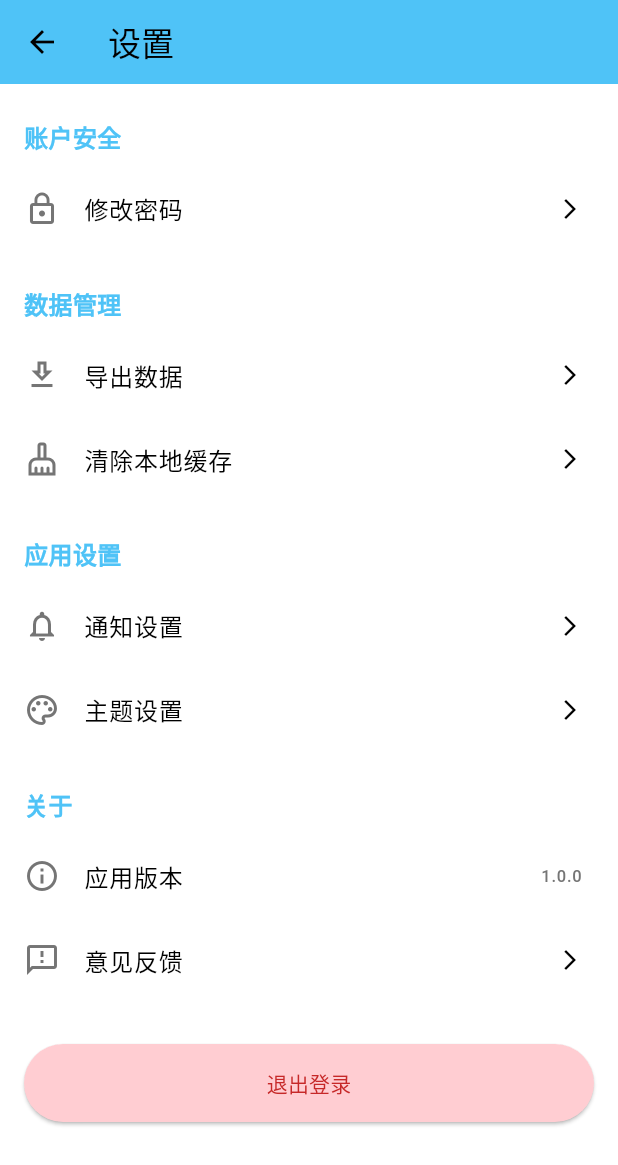
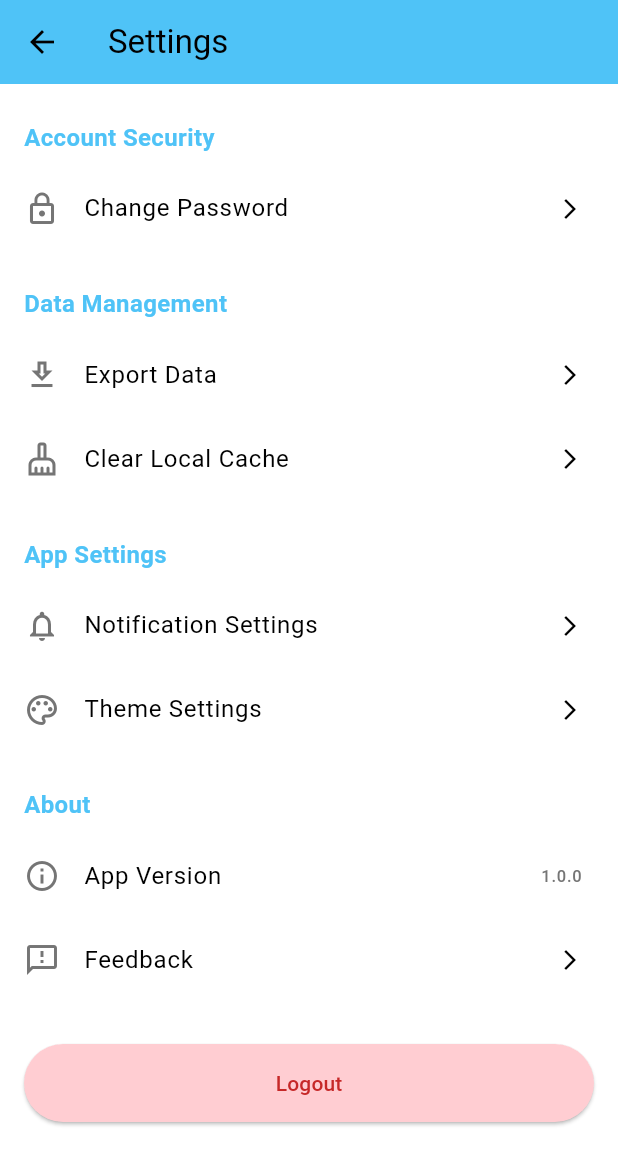
Before and after one commit to Severus-Yang0/mind_care, a Flutter app: the HomePage screen opened directly, after a tap on the "settings" icon, on a phone screen of 412 x 824 dp. Shown: the top 1165 px of the screen. Run offline on Flutter 3.47's test engine with Material 3 defaults, Android fonts, the phone set to English and light mode, and no system bars; our stand-ins replace fl_chart, flutter_markdown; missing offline and left inert: amplify_api, amplify_auth_cognito, amplify_core, amplify_datastore, amplify_flutter; accounts and stored records are empty.

Commit message:
home, settings translation

```diff
--- a/lib/home_page.dart
+++ b/lib/home_page.dart
@@ -16,7 +16,7 @@ class HomePage extends StatefulWidget {
 }
 
 class _HomePageState extends State<HomePage> {
-  String _userName = '用户';
+  String _userName = 'User';
   bool _isLoading = true;
 
   @override
@@ -45,15 +45,14 @@ class _HomePageState extends State<HomePage> {
         final userData = response.data as UserInformation;
 
         setState(() {
-          // 如果用户有设置姓名，则使用它；否则保持默认值"用户"
+          // If user has set a name, use it; otherwise keep the default value "User"
           if (userData.name != null && userData.name!.isNotEmpty) {
             _userName = userData.name!;
           }
         });
       }
     } catch (e) {
-      print('Error loading user profile: $e');
-      // 错误时保持默认欢迎信息
+      // Error handling - keep default welcome message
     } finally {
       setState(() {
         _isLoading = false;
@@ -66,14 +65,14 @@ class _HomePageState extends State<HomePage> {
     return Scaffold(
       appBar: AppBar(
         title: _isLoading
-            ? Text('加载中...')
-            : Text('欢迎, $_userName!'),
+            ? Text('Loading...')
+            : Text('Welcome, $_userName!'),
         backgroundColor: Color(0xFF4FC3F7),
         actions: [
           IconButton(
             icon: Icon(Icons.settings),
             onPressed: () {
-              // 导航到设置页面
+              // Navigate to settings page
               Navigator.push(
                 context,
                 MaterialPageRoute(builder: (context) => SettingsPage()),
@@ -85,18 +84,18 @@ class _HomePageState extends State<HomePage> {
       body: Padding(
         padding: const EdgeInsets.all(16.0),
         child: GridView.count(
-          crossAxisCount: 2, // 两列的网格布局
+          crossAxisCount: 2, // Two-column grid layout
           crossAxisSpacing: 10,
           mainAxisSpacing: 10,
           children: [
-            // 资料填写/心理问卷
+            // Profile/Psychological Questionnaire
             GestureDetector(
               onTap: () {
                 Navigator.push(
                   context,
                   MaterialPageRoute(builder: (context) => ProfilePage()),
                 ).then((_) {
-                  // 当用户从个人资料页面返回时，重新加载用户信息
+                  // When user returns from profile page, reload user information
                   _loadUserProfile();
                 });
               },
@@ -111,12 +110,12 @@ class _HomePageState extends State<HomePage> {
                   children: [
                     Icon(Icons.person, size: 50, color: Color(0xFF4FC3F7)),
                     SizedBox(height: 10),
-                    Text('资料填写/心理问卷', style: TextStyle(fontSize: 18)),
+                    Text('Profile/Questionnaire', style: TextStyle(fontSize: 18)),
                   ],
                 ),
               ),
             ),
-            // 图片刺激测试
+            // Image Stimuli Test
             GestureDetector(
               onTap: () {
                 Navigator.push(
@@ -135,12 +134,12 @@ class _HomePageState extends State<HomePage> {
                   children: [
                     Icon(Icons.monitor, size: 50, color: Color(0xFF4FC3F7)),
                     SizedBox(height: 10),
-                    Text('图片刺激测试', style: TextStyle(fontSize: 18)),
+                    Text('Image Stimuli Test', style: TextStyle(fontSize: 18)),
                   ],
                 ),
               ),
             ),
-            // 专属心理医生
+            // Personal Therapist
             GestureDetector(
               onTap: () {
                 Navigator.push(
@@ -159,12 +158,12 @@ class _HomePageState extends State<HomePage> {
                   children: [
                     Icon(Icons.psychology, size: 50, color: Color(0xFF4FC3F7)),
                     SizedBox(height: 10),
-                    Text('专属心理医生', style: TextStyle(fontSize: 18)),
+                    Text('Personal Therapist', style: TextStyle(fontSize: 18)),
                   ],
                 ),
               ),
             ),
-            // 用户日记
+            // User Diary
             GestureDetector(
               onTap: () {
                 Navigator.push(
@@ -183,12 +182,12 @@ class _HomePageState extends State<HomePage> {
                   children: [
                     Icon(Icons.book, size: 50, color: Color(0xFF4FC3F7)),
                     SizedBox(height: 10),
-                    Text('用户日记', style: TextStyle(fontSize: 18)),
+                    Text('User Diary', style: TextStyle(fontSize: 18)),
                   ],
                 ),
               ),
             ),
-            // 查看报告
+            // View Reports
             GestureDetector(
               onTap: () {
                 Navigator.push(
@@ -207,12 +206,12 @@ class _HomePageState extends State<HomePage> {
                   children: [
                     Icon(Icons.assessment, size: 50, color: Color(0xFF4FC3F7)),
                     SizedBox(height: 10),
-                    Text('查看报告', style: TextStyle(fontSize: 18)),
+                    Text('View Reports', style: TextStyle(fontSize: 18)),
                   ],
                 ),
               ),
             ),
-            // 帮助与支持
+            // Help & Support
             GestureDetector(
               onTap: () {
                 Navigator.push(
@@ -232,7 +231,7 @@ class _HomePageState extends State<HomePage> {
                     Icon(Icons.help_outline,
                         size: 50, color: Color(0xFF4FC3F7)),
                     SizedBox(height: 10),
-                    Text('帮助与支持', style: TextStyle(fontSize: 18)),
+                    Text('Help & Support', style: TextStyle(fontSize: 18)),
                   ],
                 ),
               ),
--- a/lib/settings_page.dart
+++ b/lib/settings_page.dart
@@ -1,7 +1,7 @@
 import 'package:flutter/material.dart';
 import 'package:amplify_flutter/amplify_flutter.dart';
 import 'package:amplify_auth_cognito/amplify_auth_cognito.dart';
-import 'package:mind_care/login_page.dart'; // 导入登录页面
+import 'package:mind_care/login_page.dart'; // Import login page
 
 class SettingsPage extends StatefulWidget {
   @override
@@ -13,79 +13,79 @@ class _SettingsPageState extends State<SettingsPage> {
   Widget build(BuildContext context) {
     return Scaffold(
       appBar: AppBar(
-        title: Text('设置'),
+        title: Text('Settings'),
         backgroundColor: Color(0xFF4FC3F7),
       ),
       body: ListView(
         children: [
-          // 账户安全部分
-          _buildSectionTitle('账户安全'),
+          // Account Security section
+          _buildSectionTitle('Account Security'),
           _buildSettingItem(
-            title: '修改密码',
+            title: 'Change Password',
             icon: Icons.lock_outline,
             onTap: () {
               _showChangePasswordDialog(context);
             },
           ),
 
-          // 数据管理部分
-          _buildSectionTitle('数据管理'),
+          // Data Management section
+          _buildSectionTitle('Data Management'),
           _buildSettingItem(
-            title: '导出数据',
+            title: 'Export Data',
             icon: Icons.download_outlined,
             onTap: () {
               ScaffoldMessenger.of(context).showSnackBar(
-                SnackBar(content: Text('此功能暂未开放')),
+                SnackBar(content: Text('This feature is not available yet')),
               );
             },
           ),
           _buildSettingItem(
-            title: '清除本地缓存',
+            title: 'Clear Local Cache',
             icon: Icons.cleaning_services_outlined,
             onTap: () {
               _showClearCacheConfirmation(context);
             },
           ),
 
-          // 应用设置部分
-          _buildSectionTitle('应用设置'),
+          // App Settings section
+          _buildSectionTitle('App Settings'),
           _buildSettingItem(
-            title: '通知设置',
+            title: 'Notification Settings',
             icon: Icons.notifications_outlined,
             onTap: () {
               ScaffoldMessenger.of(context).showSnackBar(
-                SnackBar(content: Text('此功能暂未开放')),
+                SnackBar(content: Text('This feature is not available yet')),
               );
             },
           ),
           _buildSettingItem(
-            title: '主题设置',
+            title: 'Theme Settings',
             icon: Icons.color_lens_outlined,
             onTap: () {
               ScaffoldMessenger.of(context).showSnackBar(
-                SnackBar(content: Text('此功能暂未开放')),
+                SnackBar(content: Text('This feature is not available yet')),
               );
             },
           ),
 
-          // 关于
-          _buildSectionTitle('关于'),
+          // About section
+          _buildSectionTitle('About'),
           _buildSettingItem(
-            title: '应用版本',
+            title: 'App Version',
             icon: Icons.info_outline,
             trailing: Text('1.0.0', style: TextStyle(color: Colors.grey[600])),
           ),
           _buildSettingItem(
-            title: '意见反馈',
+            title: 'Feedback',
             icon: Icons.feedback_outlined,
             onTap: () {
               ScaffoldMessenger.of(context).showSnackBar(
-                SnackBar(content: Text('此功能暂未开放')),
+                SnackBar(content: Text('This feature is not available yet')),
               );
             },
           ),
 
-          // 退出登录
+          // Logout
           SizedBox(height: 20),
           Padding(
             padding: EdgeInsets.symmetric(horizontal: 16, vertical: 8),
@@ -96,7 +96,7 @@ class _SettingsPageState extends State<SettingsPage> {
                 foregroundColor: Colors.red[800],
                 padding: EdgeInsets.symmetric(vertical: 16),
               ),
-              child: Text('退出登录'),
+              child: Text('Logout'),
             ),
           ),
           SizedBox(height: 20),
@@ -147,7 +147,7 @@ class _SettingsPageState extends State<SettingsPage> {
         return StatefulBuilder(
           builder: (context, setState) {
             return AlertDialog(
-              title: Text('修改密码'),
+              title: Text('Change Password'),
               content: SingleChildScrollView(
                 child: Column(
                   mainAxisSize: MainAxisSize.min,
@@ -155,8 +155,8 @@ class _SettingsPageState extends State<SettingsPage> {
                     TextField(
                       controller: _currentPasswordController,
                       decoration: InputDecoration(
-                        labelText: '当前密码',
-                        hintText: '请输入当前密码',
+                        labelText: 'Current Password',
+                        hintText: 'Enter current password',
                         errorText: _errorMessage,
                       ),
                       obscureText: true,
@@ -165,8 +165,8 @@ class _SettingsPageState extends State<SettingsPage> {
                     TextField(
                       controller: _newPasswordController,
                       decoration: InputDecoration(
-                        labelText: '新密码',
-                        hintText: '请输入新密码',
+                        labelText: 'New Password',
+                        hintText: 'Enter new password',
                       ),
                       obscureText: true,
                     ),
@@ -174,8 +174,8 @@ class _SettingsPageState extends State<SettingsPage> {
                     TextField(
                       controller: _confirmPasswordController,
                       decoration: InputDecoration(
-                        labelText: '确认新密码',
-                        hintText: '请再次输入新密码',
+                        labelText: 'Confirm New Password',
+                        hintText: 'Re-enter new password',
                       ),
                       obscureText: true,
                     ),
@@ -193,18 +193,18 @@ class _SettingsPageState extends State<SettingsPage> {
                       : () {
                           Navigator.of(context).pop();
                         },
-                  child: Text('取消'),
+                  child: Text('Cancel'),
                 ),
                 TextButton(
                   onPressed: _isLoading
                       ? null
                       : () async {
-                          // 验证输入
+                          // Validate input
                           if (_currentPasswordController.text.isEmpty ||
                               _newPasswordController.text.isEmpty ||
                               _confirmPasswordController.text.isEmpty) {
                             setState(() {
-                              _errorMessage = '请填写所有密码字段';
+                              _errorMessage = 'Please fill in all password fields';
                             });
                             return;
                           }
@@ -212,63 +212,63 @@ class _SettingsPageState extends State<SettingsPage> {
                           if (_newPasswordController.text !=
                               _confirmPasswordController.text) {
                             setState(() {
-                              _errorMessage = '两次输入的新密码不一致';
+                              _errorMessage = 'New passwords do not match';
                             });
                             return;
                           }
 
-                          // 验证新密码是否符合规则
+                          // Validate if new password meets requirements
                           if (_newPasswordController.text.length < 8) {
                             setState(() {
-                              _errorMessage = '新密码长度至少为8位';
+                              _errorMessage = 'New password must be at least 8 characters';
                             });
                             return;
                           }
 
-                          // 设置加载状态
+                          // Set loading state
                           setState(() {
                             _isLoading = true;
                             _errorMessage = null;
                           });
 
                           try {
-                            // 调用 Amplify 修改密码
+                            // Call Amplify to change password
                             await Amplify.Auth.updatePassword(
                               oldPassword: _currentPasswordController.text,
                               newPassword: _newPasswordController.text,
                             );
 
-                            // 关闭对话框
+                            // Close dialog
                             Navigator.of(context).pop();
 
-                            // 显示成功消息
+                            // Show success message
                             ScaffoldMessenger.of(context).showSnackBar(
                               SnackBar(
-                                content: Text('密码修改成功'),
+                                content: Text('Password changed successfully'),
                                 backgroundColor: Colors.green,
                               ),
                             );
                           } on AuthException catch (e) {
-                            // 处理认证错误
+                            // Handle authentication errors
                             setState(() {
                               _isLoading = false;
                               switch (e.message) {
                                 case 'Incorrect username or password.':
-                                  _errorMessage = '当前密码错误';
+                                  _errorMessage = 'Current password is incorrect';
                                   break;
                                 default:
-                                  _errorMessage = '密码修改失败: ${e.message}';
+                                  _errorMessage = 'Password change failed: ${e.message}';
                               }
                             });
                           } catch (e) {
-                            // 处理其他错误
+                            // Handle other errors
                             setState(() {
                               _isLoading = false;
-                              _errorMessage = '发生错误: $e';
+                              _errorMessage = 'An error occurred: $e';
                             });
                           }
                         },
-                  child: Text('确认修改'),
+                  child: Text('Confirm Change'),
                 ),
               ],
             );
@@ -282,65 +282,65 @@ class _SettingsPageState extends State<SettingsPage> {
     showDialog(
       context: context,
       builder: (context) => AlertDialog(
-        title: Text('清除缓存'),
-        content: Text('确定要清除应用缓存吗？这不会删除您的账户数据。'),
+        title: Text('Clear Cache'),
+        content: Text('Are you sure you want to clear the app cache? This will not delete your account data.'),
         actions: [
           TextButton(
             onPressed: () => Navigator.of(context).pop(),
-            child: Text('取消'),
+            child: Text('Cancel'),
           ),
           TextButton(
             onPressed: () {
               Navigator.of(context).pop();
               ScaffoldMessenger.of(context).showSnackBar(
-                SnackBar(content: Text('缓存已清除')),
+                SnackBar(content: Text('Cache cleared')),
               );
             },
-            child: Text('确定'),
+            child: Text('Confirm'),
           ),
         ],
       ),
     );
   }
 
-  // 正确的退出登录方法，确保返回到登录页面
+  // Correct sign out method, ensuring return to login page
   void _signOut(BuildContext context) async {
     showDialog(
       context: context,
       builder: (dialogContext) => AlertDialog(
-        title: Text('退出登录'),
-        content: Text('确定要退出登录吗？'),
+        title: Text('Logout'),
+        content: Text('Are you sure you want to logout?'),
         actions: [
           TextButton(
             onPressed: () => Navigator.of(dialogContext).pop(),
-            child: Text('取消'),
+            child: Text('Cancel'),
           ),
           TextButton(
             onPressed: () async {
-              // 先关闭对话框
+              // Close dialog first
               Navigator.of(dialogContext).pop();
 
               try {
-                // 执行退出登录
+                // Execute sign out
                 await Amplify.Auth.signOut();
 
-                // 登出成功后，直接导航到登录页面并清除所有之前的路由
+                // After successful logout, navigate to login page and clear all previous routes
                 if (context.mounted) {
                   Navigator.of(context).pushAndRemoveUntil(
                     MaterialPageRoute(builder: (context) => LoginPage()),
-                    (route) => false, // 清除所有之前的路由
+                    (route) => false, // Clear all previous routes
                   );
                 }
               } catch (e) {
-                // 只有在登出失败时才显示SnackBar
+                // Only show SnackBar if logout fails
                 if (context.mounted) {
                   ScaffoldMessenger.of(context).showSnackBar(
-                    SnackBar(content: Text('退出登录失败: $e')),
+                    SnackBar(content: Text('Logout failed: $e')),
                   );
                 }
               }
             },
-            child: Text('确定'),
+            child: Text('Confirm'),
           ),
         ],
       ),
```
